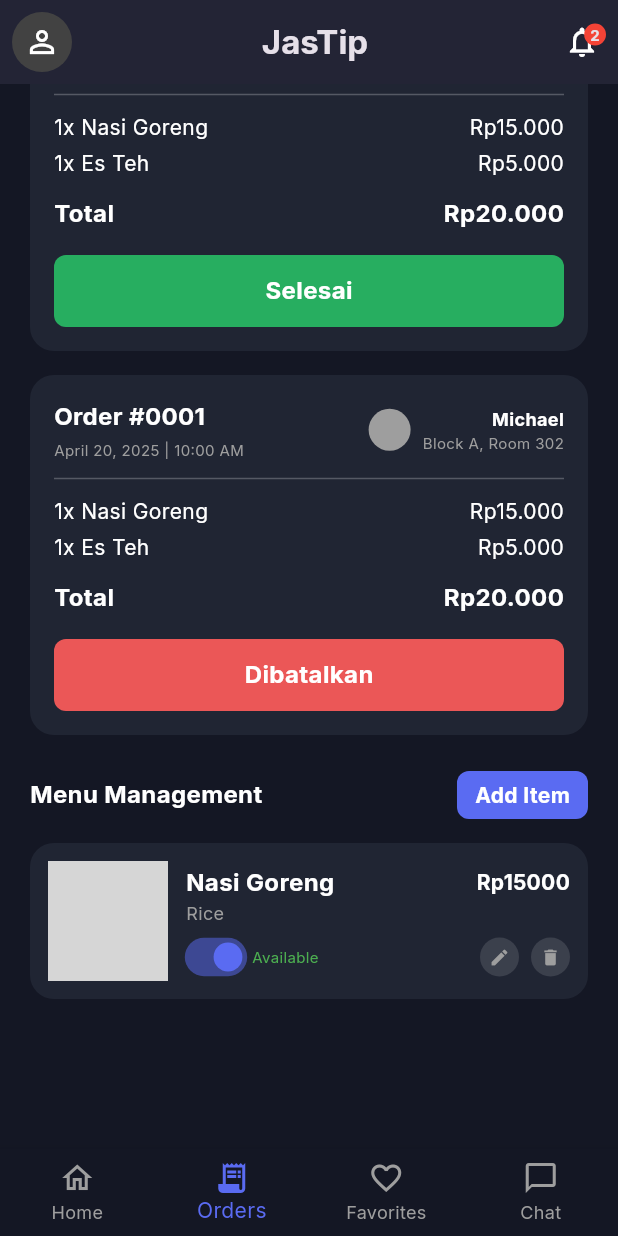
After one commit to Heeeevi/Jastip-Tekber, a Flutter app: the SellerDashboardPage screen opened by its route, scrolled down 432 dp, after a tap on the "notifications" icon, on a phone screen of 412 x 824 dp. The commit adds this screen. Run offline on Flutter 3.47's test engine with Material 3 defaults, Android fonts, the phone set to English and light mode, and no system bars; our stand-ins replace google_fonts; network calls fail; grey boxes are pictures that could not be loaded.

Commit message:
tambah fitur ganti status dan dashboard completed seller

```diff
--- a/lib/main.dart
+++ b/lib/main.dart
@@ -1,9 +1,12 @@
 import 'package:flutter/material.dart';
 import 'package:google_fonts/google_fonts.dart';
+
+
 import 'screens/login_screen.dart';
 import 'screens/sign_up_screen.dart';
 import 'screens/home_screen.dart';
 import 'screens/orders_screen.dart';
+import 'screens/seller_dashboard_page.dart';
 
 void main() {
   runApp(const JasTipApp());
@@ -19,6 +22,7 @@ class JasTipApp extends StatelessWidget {
   @override
   Widget build(BuildContext context) {
     final base = ThemeData.dark();
+
     return MaterialApp(
       title: 'JasTip',
       debugShowCheckedModeBanner: false,
@@ -38,7 +42,10 @@ class JasTipApp extends StatelessWidget {
             borderSide: BorderSide.none,
           ),
         ),
-        textTheme: GoogleFonts.interTextTheme(base.textTheme).apply(bodyColor: Colors.white, displayColor: Colors.white),
+        textTheme: GoogleFonts.interTextTheme(base.textTheme).apply(
+          bodyColor: Colors.white,
+          displayColor: Colors.white
+        ),
         elevatedButtonTheme: ElevatedButtonThemeData(
           style: ElevatedButton.styleFrom(
             backgroundColor: _primaryAccent,
@@ -49,12 +56,18 @@ class JasTipApp extends StatelessWidget {
           ),
         ),
       ),
+
+      initialRoute: '/',
       routes: {
+
         '/': (_) => const LoginScreen(),
+
         '/login': (_) => const LoginScreen(),
         '/signup': (_) => const SignUpScreen(),
         '/home': (_) => const HomeScreen(),
         '/orders': (_) => const OrdersScreen(),
+
+        '/seller-dashboard': (_) => const SellerDashboardPage(),
       },
     );
   }
--- /dev/null
+++ b/lib/screens/seller_dashboard_page.dart
@@ -0,0 +1,568 @@
+import 'package:flutter/material.dart';
+
+class SellerDashboardPage extends StatefulWidget {
+  const SellerDashboardPage({super.key});
+
+  @override
+  State<SellerDashboardPage> createState() => _SellerDashboardPageState();
+}
+
+class _SellerDashboardPageState extends State<SellerDashboardPage> {
+  // State untuk status pesanan (di tab Preparing)
+  String _currentStatus = "menuju restoran";
+
+  // State untuk Tab (0: New, 1: Preparing, 2: Completed)
+  int _selectedTabIndex = 2;
+
+  // State untuk Switch
+  bool _isOffline = true;
+  bool _isMenuAvailable = true;
+
+  // Daftar opsi status (Simple aja, warnanya doang)
+  final List<Map<String, dynamic>> _statusOptions = [
+    {'label': 'menuju restoran', 'color': const Color(0xFF5E6575)},
+    {'label': 'Diproses Resto', 'color': const Color(0xFF2F80ED)},
+    {'label': 'menuju titik antar', 'color': const Color(0xFFF2C94C)},
+    {'label': 'pesanan sampai', 'color': const Color(0xFF27AE60)},
+  ];
+
+  // Helper safe color
+  Color _getStatusColor(String statusLabel) {
+    var option = _statusOptions.firstWhere(
+      (element) => element['label'] == statusLabel,
+      orElse: () => {'color': const Color(0xFF383E4E)},
+    );
+    return option['color'] ?? const Color(0xFF383E4E);
+  }
+
+  @override
+  Widget build(BuildContext context) {
+    return Scaffold(
+      backgroundColor: const Color(0xFF141724),
+      appBar: _buildAppBar(),
+      body: SingleChildScrollView(
+        padding: const EdgeInsets.all(20),
+        child: Column(
+          crossAxisAlignment: CrossAxisAlignment.start,
+          children: [
+            Center(child: _buildRoleToggle()),
+            const SizedBox(height: 24),
+
+            _buildSectionHeader("Dashboard Overview", withOfflineSwitch: true),
+            const SizedBox(height: 16),
+            Row(
+              children: [
+                Expanded(child: _buildStatCard("Today's Orders", "20")),
+                const SizedBox(width: 16),
+                Expanded(child: _buildStatCard("Active Orders", "5")),
+              ],
+            ),
+            const SizedBox(height: 24),
+
+            _buildSectionHeader("Order Management"),
+            const SizedBox(height: 12),
+            _buildCustomTabBar(),
+            const SizedBox(height: 16),
+
+            // LOGIKA GANTI TAMPILAN BERDASARKAN TAB
+            _buildOrderListContent(),
+
+            const SizedBox(height: 24),
+
+            // Bagian Menu Management
+            Row(
+              mainAxisAlignment: MainAxisAlignment.spaceBetween,
+              children: [
+                const Text(
+                  "Menu Management",
+                  style: TextStyle(fontSize: 16, fontWeight: FontWeight.bold, color: Colors.white),
+                ),
+                Container(
+                  padding: const EdgeInsets.symmetric(horizontal: 12, vertical: 6),
+                  decoration: BoxDecoration(
+                    color: const Color(0xFF5A6BF2),
+                    borderRadius: BorderRadius.circular(8),
+                  ),
+                  child: const Text("Add Item", style: TextStyle(color: Colors.white, fontWeight: FontWeight.bold)),
+                )
+              ],
+            ),
+            const SizedBox(height: 16),
+            _buildMenuCard(),
+            const SizedBox(height: 80),
+          ],
+        ),
+      ),
+      bottomNavigationBar: _buildBottomNav(),
+    );
+  }
+
+  // --- LOGIC SWITCHER CONTENT ---
+  Widget _buildOrderListContent() {
+    if (_selectedTabIndex == 1) {
+      // Tampilan Tab Preparing
+      return _buildPreparingOrderCard();
+    } else if (_selectedTabIndex == 2) {
+      // Tampilan Tab Completed
+      return Column(
+        children: [
+          _buildCompletedOrderCard("Selesai", const Color(0xFF27AE60)), // Hijau
+          const SizedBox(height: 16),
+          _buildCompletedOrderCard("Dibatalkan", const Color(0xFFEB5757)), // Merah
+        ],
+      );
+    } else {
+      // Tampilan Tab New
+      return Container(
+        padding: const EdgeInsets.all(20),
+        alignment: Alignment.center,
+        child: const Text("No new orders", style: TextStyle(color: Colors.grey)),
+      );
+    }
+  }
+
+  // --- WIDGET BUILDERS ---
+
+  PreferredSizeWidget _buildAppBar() {
+    return AppBar(
+      backgroundColor: Colors.transparent,
+      elevation: 0,
+      leading: Padding(
+        padding: const EdgeInsets.all(8.0),
+        child: CircleAvatar(
+          backgroundColor: Colors.grey[800],
+          child: const Icon(Icons.person_outline, color: Colors.white),
+        ),
+      ),
+      title: const Center(child: Text("JasTip", style: TextStyle(fontWeight: FontWeight.bold))),
+      actions: [
+        Stack(
+          alignment: Alignment.topRight,
+          children: [
+            IconButton(
+              icon: const Icon(Icons.notifications_outlined, color: Colors.white),
+              onPressed: () {},
+            ),
+            Positioned(
+              right: 8,
+              top: 8,
+              child: Container(
+                padding: const EdgeInsets.all(4),
+                decoration: const BoxDecoration(color: Colors.red, shape: BoxShape.circle),
+                child: const Text('2', style: TextStyle(fontSize: 10, fontWeight: FontWeight.bold)),
+              ),
+            )
+          ],
+        )
+      ],
+    );
+  }
+
+  Widget _buildRoleToggle() {
+    return Container(
+      padding: const EdgeInsets.all(4),
+      decoration: BoxDecoration(
+        color: const Color(0xFF202533),
+        borderRadius: BorderRadius.circular(25),
+      ),
+      child: Row(
+        mainAxisSize: MainAxisSize.min,
+        children: [
+          _buildToggleItem("Buyer", false),
+          _buildToggleItem("Seller", true),
+        ],
+      ),
+    );
+  }
+
+  Widget _buildToggleItem(String text, bool isActive) {
+    return Container(
+      padding: const EdgeInsets.symmetric(horizontal: 24, vertical: 8),
+      decoration: BoxDecoration(
+        color: isActive ? const Color(0xFF5A6BF2) : Colors.transparent,
+        borderRadius: BorderRadius.circular(20),
+      ),
+      child: Text(
+        text,
+        style: TextStyle(
+          color: isActive ? Colors.white : Colors.grey,
+          fontWeight: FontWeight.bold,
+        ),
+      ),
+    );
+  }
+
+  Widget _buildSectionHeader(String title, {bool withOfflineSwitch = false}) {
+    return Row(
+      mainAxisAlignment: MainAxisAlignment.spaceBetween,
+      children: [
+        Text(title, style: const TextStyle(fontSize: 18, fontWeight: FontWeight.bold, color: Colors.white)),
+        if (withOfflineSwitch)
+          Row(
+            children: [
+              Switch(
+                value: _isOffline,
+                onChanged: (val) => setState(() => _isOffline = val),
+                activeColor: Colors.white,
+                activeTrackColor: Colors.grey,
+                inactiveThumbColor: Colors.grey,
+                inactiveTrackColor: Colors.white24,
+              ),
+              const Text("Offline", style: TextStyle(color: Colors.grey, fontSize: 12)),
+            ],
+          )
+      ],
+    );
+  }
+
+  Widget _buildStatCard(String title, String count) {
+    return Container(
+      padding: const EdgeInsets.all(20),
+      decoration: BoxDecoration(
+        color: const Color(0xFF202533),
+        borderRadius: BorderRadius.circular(16),
+      ),
+      child: Column(
+        children: [
+          Text(title, style: const TextStyle(color: Colors.grey, fontSize: 12)),
+          const SizedBox(height: 8),
+          Text(count, style: const TextStyle(color: Colors.white, fontSize: 32, fontWeight: FontWeight.bold)),
+        ],
+      ),
+    );
+  }
+
+  Widget _buildCustomTabBar() {
+    return Row(
+      children: [
+        _buildTabItem("New (3)", 0),
+        const SizedBox(width: 20),
+        _buildTabItem("Preparing (2)", 1),
+        const SizedBox(width: 20),
+        _buildTabItem("Completed (15)", 2),
+      ],
+    );
+  }
+
+  Widget _buildTabItem(String text, int index) {
+    bool isSelected = _selectedTabIndex == index;
+    return GestureDetector(
+      onTap: () => setState(() => _selectedTabIndex = index),
+      child: IntrinsicWidth(
+        child: Column(
+          crossAxisAlignment: CrossAxisAlignment.stretch,
+          children: [
+            Text(
+              text,
+              style: TextStyle(
+                color: isSelected ? const Color(0xFF5A6BF2) : Colors.grey,
+                fontWeight: isSelected ? FontWeight.bold : FontWeight.normal,
+                fontSize: 16,
+              ),
+            ),
+            if (isSelected)
+              Container(
+                margin: const EdgeInsets.only(top: 4),
+                height: 2,
+                color: const Color(0xFF5A6BF2),
+              )
+          ],
+        ),
+      ),
+    );
+  }
+
+  // --- KARTU TAB PREPARING (Dropdown & Cancel) ---
+  Widget _buildPreparingOrderCard() {
+    return Container(
+      padding: const EdgeInsets.all(16),
+      decoration: BoxDecoration(
+        color: const Color(0xFF202533),
+        borderRadius: BorderRadius.circular(16),
+      ),
+      child: Column(
+        crossAxisAlignment: CrossAxisAlignment.start,
+        children: [
+          _buildCardHeader(),
+          const Divider(color: Colors.white24, height: 24),
+          _buildOrderItem("1x Nasi Goreng", "Rp15.000"),
+          _buildOrderItem("1x Es Teh", "Rp5.000"),
+          const SizedBox(height: 8),
+          _buildTotalRow(),
+          const SizedBox(height: 16),
+
+          // Tombol Aksi (Status Dropdown & Cancel)
+          Row(
+            children: [
+              Expanded(flex: 2, child: _buildStatusDropdown()),
+              const SizedBox(width: 12),
+              Expanded(
+                flex: 1,
+                child: Container(
+                  height: 48,
+                  decoration: BoxDecoration(
+                    color: const Color(0xFFEB5757),
+                    borderRadius: BorderRadius.circular(8),
+                  ),
+                  child: const Center(
+                    child: Text("Cancel", style: TextStyle(color: Colors.white, fontWeight: FontWeight.bold)),
+                  ),
+                ),
+              ),
+            ],
+          )
+        ],
+      ),
+    );
+  }
+
+  // --- KARTU TAB COMPLETED (Tombol Full Width) ---
+  Widget _buildCompletedOrderCard(String statusText, Color statusColor) {
+    return Container(
+      padding: const EdgeInsets.all(16),
+      decoration: BoxDecoration(
+        color: const Color(0xFF202533),
+        borderRadius: BorderRadius.circular(16),
+      ),
+      child: Column(
+        crossAxisAlignment: CrossAxisAlignment.start,
+        children: [
+          _buildCardHeader(),
+          const Divider(color: Colors.white24, height: 24),
+          _buildOrderItem("1x Nasi Goreng", "Rp15.000"),
+          _buildOrderItem("1x Es Teh", "Rp5.000"),
+          const SizedBox(height: 8),
+          _buildTotalRow(),
+          const SizedBox(height: 16),
+
+          // Tombol Status Statis Full Width
+          Container(
+            width: double.infinity,
+            height: 48,
+            decoration: BoxDecoration(
+              color: statusColor,
+              borderRadius: BorderRadius.circular(8),
+            ),
+            alignment: Alignment.center,
+            child: Text(
+              statusText,
+              style: const TextStyle(
+                color: Colors.white,
+                fontWeight: FontWeight.bold,
+                fontSize: 16
+              ),
+            ),
+          )
+        ],
+      ),
+    );
+  }
+
+  Widget _buildCardHeader() {
+    return Row(
+      mainAxisAlignment: MainAxisAlignment.spaceBetween,
+      children: [
+        Column(
+          crossAxisAlignment: CrossAxisAlignment.start,
+          children: const [
+            Text("Order #0001", style: TextStyle(color: Colors.white, fontSize: 16, fontWeight: FontWeight.bold)),
+            SizedBox(height: 4),
+            Text("April 20, 2025 | 10:00 AM", style: TextStyle(color: Colors.grey, fontSize: 10)),
+          ],
+        ),
+        Row(
+          children: [
+            const CircleAvatar(backgroundColor: Colors.grey, radius: 14),
+            const SizedBox(width: 8),
+            Column(
+              crossAxisAlignment: CrossAxisAlignment.end,
+              children: const [
+                Text("Michael", style: TextStyle(color: Colors.white, fontSize: 12, fontWeight: FontWeight.bold)),
+                Text("Block A, Room 302", style: TextStyle(color: Colors.grey, fontSize: 10)),
+              ],
+            ),
+          ],
+        )
+      ],
+    );
+  }
+
+  Widget _buildTotalRow() {
+    return Row(
+      mainAxisAlignment: MainAxisAlignment.spaceBetween,
+      children: const [
+        Text("Total", style: TextStyle(color: Colors.white, fontWeight: FontWeight.bold, fontSize: 16)),
+        Text("Rp20.000", style: TextStyle(color: Colors.white, fontWeight: FontWeight.bold, fontSize: 16)),
+      ],
+    );
+  }
+
+  Widget _buildStatusDropdown() {
+    return PopupMenuButton<String>(
+      offset: const Offset(0, -10),
+      color: Colors.white,
+      shape: RoundedRectangleBorder(borderRadius: BorderRadius.circular(12)),
+      onSelected: (String newValue) {
+        setState(() {
+          _currentStatus = newValue;
+        });
+      },
+      itemBuilder: (BuildContext context) {
+        return _statusOptions.map((option) {
+          String label = option['label'];
+          Color color = option['color'] ?? Colors.blue;
+
+          return PopupMenuItem<String>(
+            value: label,
+            padding: const EdgeInsets.symmetric(horizontal: 8, vertical: 4),
+            height: 40,
+            child: Container(
+              width: double.infinity,
+              padding: const EdgeInsets.symmetric(vertical: 8, horizontal: 12),
+              decoration: BoxDecoration(
+                color: color,
+                borderRadius: BorderRadius.circular(6),
+              ),
+              child: Text(
+                "Status: $label",
+                style: const TextStyle(
+                  color: Colors.white, // <--- FORCE WHITE HERE
+                  fontWeight: FontWeight.bold,
+                  fontSize: 12
+                ),
+                textAlign: TextAlign.center,
+              ),
+            ),
+          );
+        }).toList();
+      },
+      child: Container(
+        height: 48,
+        decoration: BoxDecoration(
+          color: _getStatusColor(_currentStatus),
+          borderRadius: BorderRadius.circular(8),
+        ),
+        padding: const EdgeInsets.symmetric(horizontal: 12),
+        alignment: Alignment.center,
+        child: Text(
+          "Status: $_currentStatus",
+          style: const TextStyle(
+            color: Colors.white, // <--- FORCE WHITE HERE
+            fontWeight: FontWeight.w600
+          ),
+          maxLines: 1,
+          overflow: TextOverflow.ellipsis,
+        ),
+      ),
+    );
+  }
+
+  Widget _buildOrderItem(String name, String price) {
+    return Padding(
+      padding: const EdgeInsets.only(bottom: 4),
+      child: Row(
+        mainAxisAlignment: MainAxisAlignment.spaceBetween,
+        children: [
+          Text(name, style: const TextStyle(color: Colors.white, fontSize: 14)),
+          Text(price, style: const TextStyle(color: Colors.white, fontSize: 14)),
+        ],
+      ),
+    );
+  }
+
+  Widget _buildMenuCard() {
+    return Container(
+      padding: const EdgeInsets.all(12),
+      decoration: BoxDecoration(
+        color: const Color(0xFF202533),
+        borderRadius: BorderRadius.circular(16),
+      ),
+      child: Row(
+        children: [
+          Container(
+            width: 80,
+            height: 80,
+            decoration: BoxDecoration(
+              borderRadius: BorderRadius.circular(12),
+              image: const DecorationImage(
+                image: NetworkImage("https://images.unsplash.com/photo-1512058564366-18510be2db19?ixlib=rb-1.2.1&auto=format&fit=crop&w=200&q=80"),
+                fit: BoxFit.cover,
+              ),
+            ),
+          ),
+          const SizedBox(width: 12),
+          Expanded(
+            child: Column(
+              crossAxisAlignment: CrossAxisAlignment.start,
+              children: [
+                Row(
+                  mainAxisAlignment: MainAxisAlignment.spaceBetween,
+                  children: const [
+                    Text("Nasi Goreng", style: TextStyle(color: Colors.white, fontWeight: FontWeight.bold, fontSize: 16)),
+                    Text("Rp15000", style: TextStyle(color: Colors.white, fontWeight: FontWeight.bold, fontSize: 14)),
+                  ],
+                ),
+                const Text("Rice", style: TextStyle(color: Colors.grey, fontSize: 12)),
+                const SizedBox(height: 8),
+                Row(
+                  children: [
+                    SizedBox(
+                      height: 24,
+                      width: 40,
+                      child: Transform.scale(
+                        scale: 0.8,
+                        child: Switch(
+                          value: _isMenuAvailable,
+                          onChanged: (v) => setState(() => _isMenuAvailable = v),
+                          activeColor: const Color(0xFF5A6BF2),
+                        ),
+                      ),
+                    ),
+                    const SizedBox(width: 4),
+                    Text(
+                      "Available",
+                      style: TextStyle(color: _isMenuAvailable ? Colors.green : Colors.grey, fontSize: 10)
+                    ),
+                    const Spacer(),
+                    _buildIconBtn(Icons.edit, Colors.grey),
+                    const SizedBox(width: 8),
+                    _buildIconBtn(Icons.delete, Colors.grey),
+                  ],
+                )
+              ],
+            ),
+          )
+        ],
+      ),
+    );
+  }
+
+  Widget _buildIconBtn(IconData icon, Color color) {
+    return Container(
+      padding: const EdgeInsets.all(6),
+      decoration: BoxDecoration(
+        color: Colors.white12,
+        shape: BoxShape.circle,
+      ),
+      child: Icon(icon, size: 14, color: color),
+    );
+  }
+
+  Widget _buildBottomNav() {
+    return BottomNavigationBar(
+      backgroundColor: const Color(0xFF141724),
+      type: BottomNavigationBarType.fixed,
+      selectedItemColor: const Color(0xFF5A6BF2),
+      unselectedItemColor: Colors.grey,
+      showSelectedLabels: true,
+      showUnselectedLabels: true,
+      currentIndex: 1,
+      items: const [
+        BottomNavigationBarItem(icon: Icon(Icons.home_outlined), label: "Home"),
+        BottomNavigationBarItem(icon: Icon(Icons.receipt_long), label: "Orders"),
+        BottomNavigationBarItem(icon: Icon(Icons.favorite_outline), label: "Favorites"),
+        BottomNavigationBarItem(icon: Icon(Icons.chat_bubble_outline), label: "Chat"),
+      ],
+    );
+  }
+}
```
